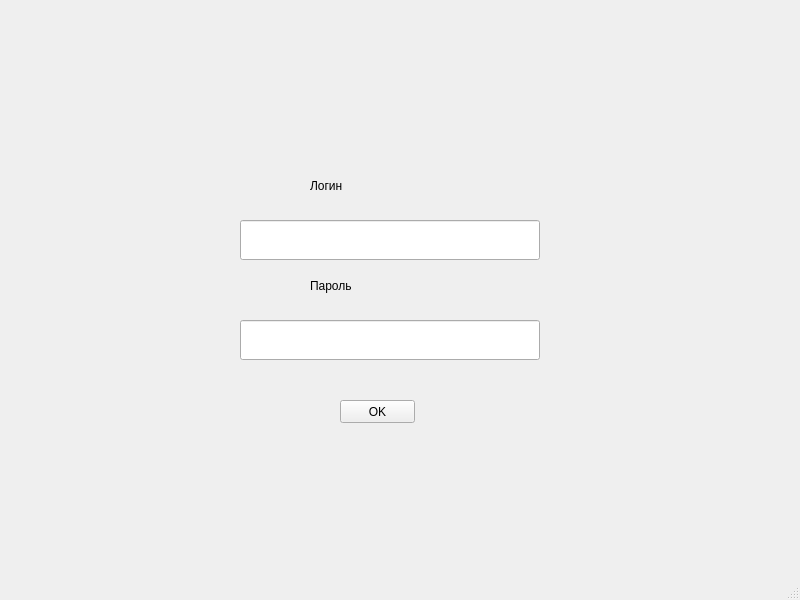
Before: the Qt Designer form enter.ui in Shuv1Wolf/hackathon, drawn with Qt 5.
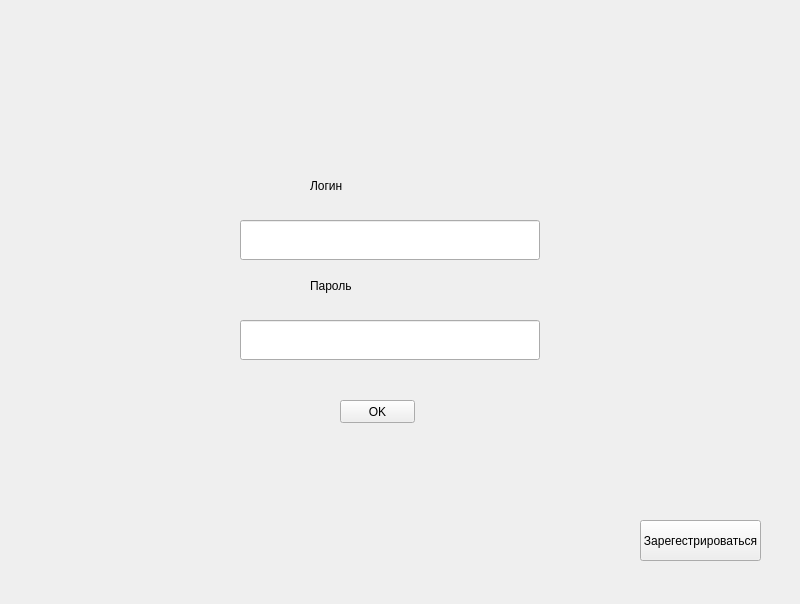
After: the same form once the commit is applied.

Commit message: Добавлена функция регистрации

```diff
--- a/enter.ui
+++ b/enter.ui
@@ -7,7 +7,7 @@
     <x>0</x>
     <y>0</y>
     <width>800</width>
-    <height>600</height>
+    <height>604</height>
    </rect>
   </property>
   <property name="windowTitle">
@@ -88,8 +88,36 @@
      <string>OK</string>
     </property>
    </widget>
+   <widget class="QPushButton" name="regist_button">
+    <property name="geometry">
+     <rect>
+      <x>640</x>
+      <y>520</y>
+      <width>121</width>
+      <height>41</height>
+     </rect>
+    </property>
+    <property name="text">
+     <string>Зарегестрироваться</string>
+    </property>
+   </widget>
+   <widget class="QLabel" name="massage">
+    <property name="geometry">
+     <rect>
+      <x>310</x>
+      <y>420</y>
+      <width>141</width>
+      <height>91</height>
+     </rect>
+    </property>
+    <property name="styleSheet">
+     <string notr="true">font: 20pt &quot;MS Shell Dlg 2&quot;;</string>
+    </property>
+    <property name="text">
+     <string/>
+    </property>
+   </widget>
   </widget>
-  <widget class="QStatusBar" name="statusbar"/>
  </widget>
  <resources/>
  <connections/>
```
The commit also changes 2 other files.
